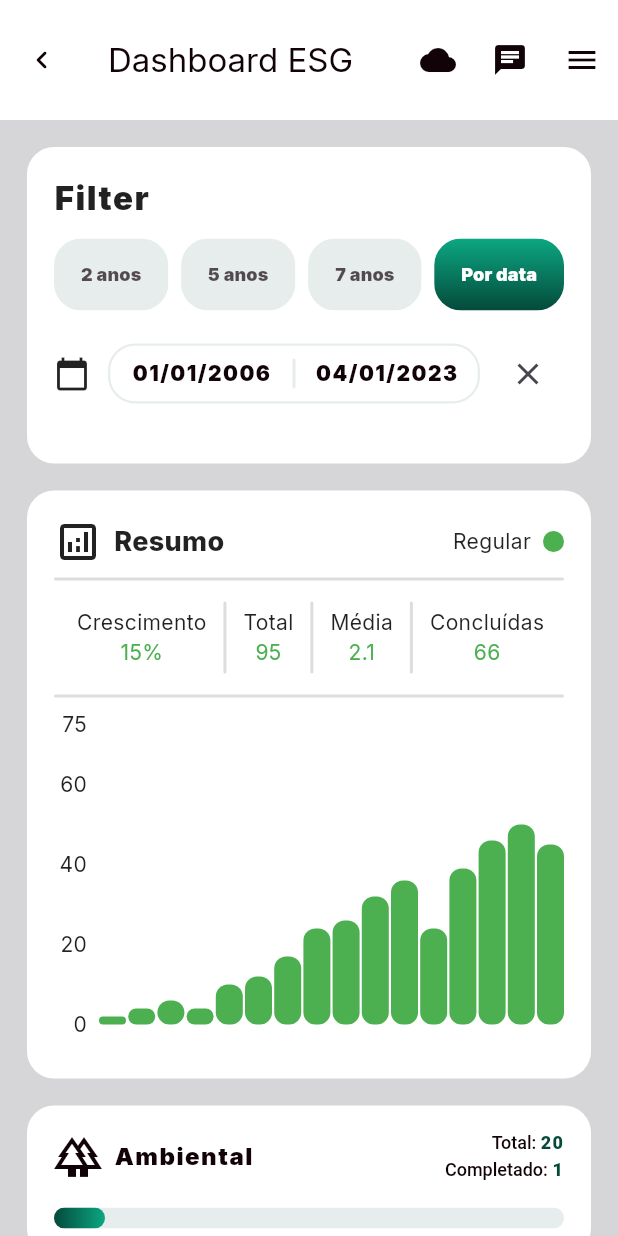
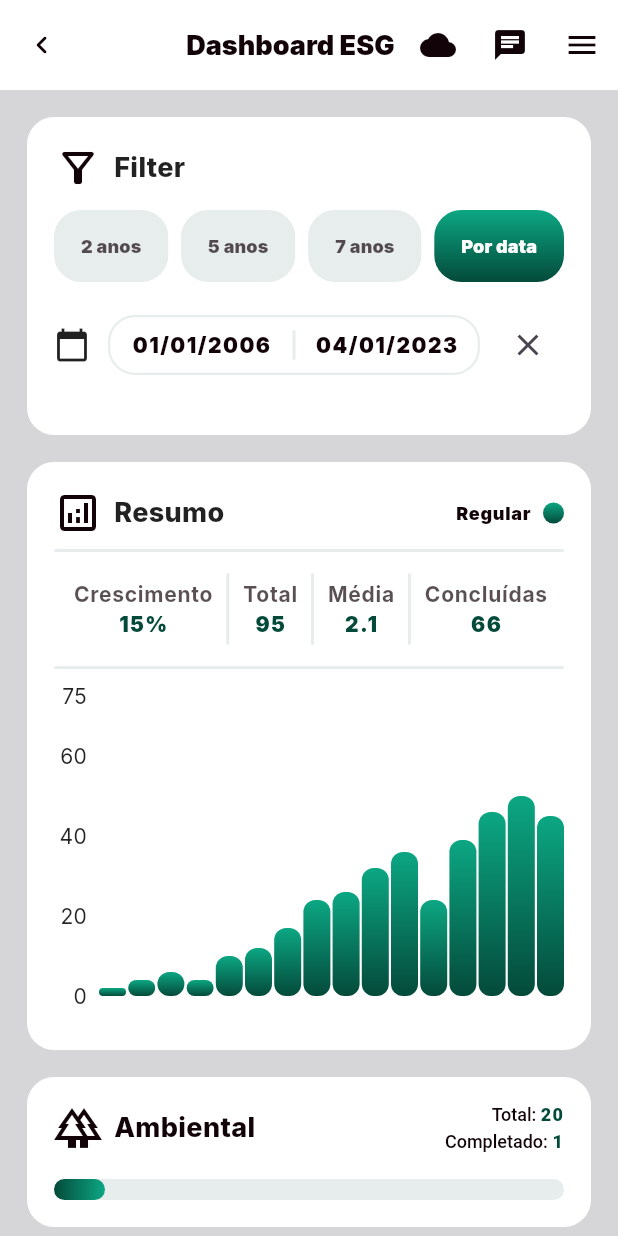
Before and after one commit to rafaelsell/ambisis_test, a Flutter app: the screen it shows after launch, on a phone screen of 412 x 824 dp. Run offline on Flutter 3.47's test engine with Material 2 defaults, Android fonts, the phone set to English and light mode, and no system bars; drawn by our look-alikes of fl_chart; our stand-ins replace google_fonts.

Commit message:
Refaturado o widget barchart afim de estilizar conforme o tema padrão Ajustes menores para manter o tema mais fidedigno ao protótipo

```diff
--- a/lib/Screens/DashboardESG/components/barchart_widget.dart
+++ b/lib/Screens/DashboardESG/components/barchart_widget.dart
@@ -16,10 +16,19 @@ class _BarchartState extends State<Barchart> {
       child: Column(
         mainAxisAlignment: MainAxisAlignment.spaceBetween,
         children: [
-          Text(text),
+          Text(
+            text,
+            style: TextStyle(
+                color: Theme.of(context).secondaryHeaderColor,
+                fontWeight: FontWeight.w700,
+                letterSpacing: 0.5),
+          ),
           Text(
             value.toString(),
-            style: const TextStyle(color: Colors.green),
+            style: TextStyle(
+                color: Theme.of(context).primaryColor,
+                fontWeight: FontWeight.w900,
+                letterSpacing: 1),
           ),
         ],
       ),
@@ -43,9 +52,10 @@ class _BarchartState extends State<Barchart> {
           children: [
             Row(
               children: [
-                const Icon(
+                Icon(
                   Icons.analytics_outlined,
                   size: 32.0,
+                  color: Theme.of(context).primaryColorDark,
                 ),
                 const SizedBox(
                   width: 8.0,
@@ -55,7 +65,14 @@ class _BarchartState extends State<Barchart> {
                   style: TextStyle(fontWeight: FontWeight.w800, fontSize: 18.0),
                 ),
                 const Spacer(),
-                const Text('Regular'),
+                Text(
+                  'Regular',
+                  style: TextStyle(
+                      color: Theme.of(context).primaryColorDark,
+                      fontSize: 12.0,
+                      fontWeight: FontWeight.w900,
+                      letterSpacing: 0.5),
+                ),
                 const SizedBox(
                   width: 8.0,
                 ),
@@ -63,7 +80,14 @@ class _BarchartState extends State<Barchart> {
                   height: 14.0,
                   width: 14.0,
                   decoration: const BoxDecoration(
-                    color: Colors.green,
+                    gradient: LinearGradient(
+                      begin: Alignment.topCenter,
+                      end: Alignment.bottomCenter,
+                      colors: <Color>[
+                        Color.fromARGB(255, 12, 167, 131),
+                        Color.fromARGB(255, 4, 74, 58),
+                      ],
+                    ),
                     borderRadius: BorderRadius.all(
                       Radius.circular(100.00),
                     ),
@@ -76,11 +100,12 @@ class _BarchartState extends State<Barchart> {
             ),
             Container(
               height: 2.0,
-              decoration: const BoxDecoration(
-                  borderRadius: BorderRadius.all(
+              decoration: BoxDecoration(
+                borderRadius: const BorderRadius.all(
                   Radius.circular(18),
                 ),
-                  color: Color.fromARGB(47, 68, 68, 68)),
+                color: Theme.of(context).unselectedWidgetColor,
+              ),
             ),
             Row(
               mainAxisAlignment: MainAxisAlignment.spaceBetween,
@@ -92,50 +117,55 @@ class _BarchartState extends State<Barchart> {
                 Container(
                   width: 2.0,
                   height: 48.0,
-                  decoration: const BoxDecoration(
-                      borderRadius: BorderRadius.all(
+                  decoration: BoxDecoration(
+                    borderRadius: const BorderRadius.all(
                       Radius.circular(18),
                     ),
-                      color: Color.fromARGB(47, 68, 68, 68)),
+                    color: Theme.of(context).unselectedWidgetColor,
+                  ),
                 ),
                 customTextStats(text: 'Total', value: '95'),
                 Container(
                   width: 2.0,
                   height: 48.0,
-                  decoration: const BoxDecoration(
-                      borderRadius: BorderRadius.all(
+                  decoration: BoxDecoration(
+                    borderRadius: const BorderRadius.all(
                       Radius.circular(18),
                     ),
-                      color: Color.fromARGB(47, 68, 68, 68)),
+                    color: Theme.of(context).unselectedWidgetColor,
+                  ),
                 ),
                 customTextStats(text: 'Média', value: '2.1'),
                 Container(
                   width: 2.0,
                   height: 48.0,
-                  decoration: const BoxDecoration(
-                      borderRadius: BorderRadius.all(
+                  decoration: BoxDecoration(
+                    borderRadius: const BorderRadius.all(
                       Radius.circular(18),
                     ),
-                      color: Color.fromARGB(47, 68, 68, 68)),
+                    color: Theme.of(context).unselectedWidgetColor,
+                  ),
                 ),
                 customTextStats(text: 'Concluídas', value: '66'),
                 Container(
                   width: 2.0,
-                  decoration: const BoxDecoration(
-                      borderRadius: BorderRadius.all(
+                  decoration: BoxDecoration(
+                    borderRadius: const BorderRadius.all(
                       Radius.circular(18),
                     ),
-                      color: Color.fromARGB(47, 68, 68, 68)),
+                    color: Theme.of(context).unselectedWidgetColor,
+                  ),
                 ),
               ],
             ),
             Container(
               height: 2.0,
-              decoration: const BoxDecoration(
-                  borderRadius: BorderRadius.all(
+              decoration: BoxDecoration(
+                borderRadius: const BorderRadius.all(
                   Radius.circular(18),
                 ),
-                  color: Color.fromARGB(47, 68, 68, 68)),
+                color: Theme.of(context).unselectedWidgetColor,
+              ),
             ),
             const SizedBox(
               height: 18.0,
@@ -174,7 +204,14 @@ class _BarchartState extends State<Barchart> {
                             BarChartRodData(
                               width: 18.0,
                               toY: data.y,
-                              color: Colors.green,
+                              gradient: const LinearGradient(
+                                begin: Alignment.topCenter,
+                                end: Alignment.bottomCenter,
+                                colors: <Color>[
+                                  Color.fromARGB(255, 12, 167, 131),
+                                  Color.fromARGB(255, 4, 74, 58),
+                                ],
+                              ),
                               borderRadius:
                                   const BorderRadius.all(Radius.circular(8)),
                             ),
--- a/lib/Screens/DashboardESG/components/card_chart_widget.dart
+++ b/lib/Screens/DashboardESG/components/card_chart_widget.dart
@@ -49,10 +49,10 @@ class _CardChartState extends State<CardChart> {
                 Text(
                   widget.title,
                   style: TextStyle(
-                      fontWeight: FontWeight.w900,
-                      fontSize: 16.0,
-                      color: Theme.of(context).primaryColorDark,
-                      letterSpacing: 1),
+                    fontWeight: FontWeight.w800,
+                    fontSize: 18.0,
+                    color: Theme.of(context).primaryColorDark,
+                  ),
                 ),
                 const Spacer(),
                 Column(
--- a/lib/Screens/DashboardESG/components/filter_bydate_widget.dart
+++ b/lib/Screens/DashboardESG/components/filter_bydate_widget.dart
@@ -155,12 +155,21 @@ class _FilterState extends State<Filter> {
         child: Column(
           crossAxisAlignment: CrossAxisAlignment.start,
           children: [
-            const Text(
-              'Filter',
-              style: TextStyle(
-                  fontWeight: FontWeight.w900,
-                  fontSize: 22.0,
-                  letterSpacing: 1),
+            Row(
+              children: [
+                Icon(
+                  Icons.filter_alt_outlined,
+                  size: 32.0,
+                  color: Theme.of(context).primaryColorDark,
+                ),
+                const SizedBox(
+                  width: 8.0,
+                ),
+                const Text(
+                  'Filter',
+                  style: TextStyle(fontWeight: FontWeight.w800, fontSize: 18.0),
+                ),
+              ],
             ),
             const SizedBox(height: 12.0),
             SizedBox(
--- a/lib/Screens/DashboardESG/dashboard_esg_screen.dart
+++ b/lib/Screens/DashboardESG/dashboard_esg_screen.dart
@@ -16,12 +16,19 @@ class _DashboardESGState extends State<DashboardESG> {
   Widget build(BuildContext context) {
     return Scaffold(
         appBar: AppBar(
+          titleSpacing: 5,
           foregroundColor: Theme.of(context).primaryColorDark,
           backgroundColor: Theme.of(context).primaryColorLight,
           surfaceTintColor: Theme.of(context).primaryColorLight,
-          toolbarHeight: 80,
-          elevation: 0,
-          title: const Text('Dashboard ESG'),
+          centerTitle: true,
+          toolbarHeight: 60.0,
+          title: Text(
+            'Dashboard ESG',
+            style: TextStyle(
+                color: Theme.of(context).primaryColorDark,
+                fontSize: 18.0,
+                fontWeight: FontWeight.w900),
+          ),
           actions: [
             IconButton(
               onPressed: () => {},
```
Lines whose indentation alone changed are shown as unchanged.
